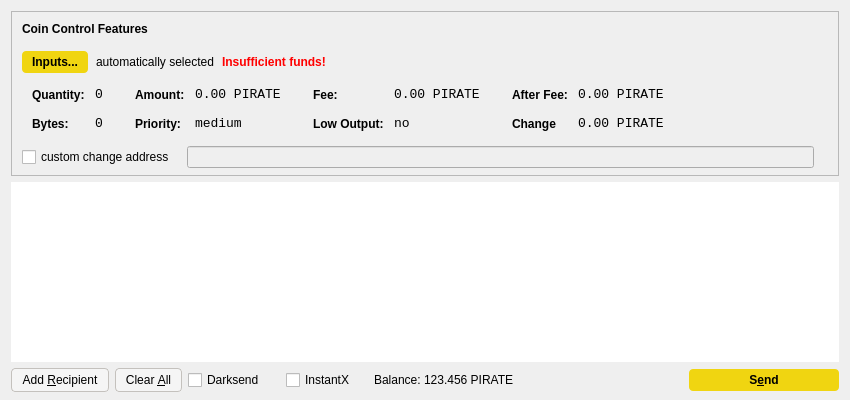
Above: src/qt/forms/sendcoinsdialog.ui from piratecash/piratecash before the change. Below: the same form after it.
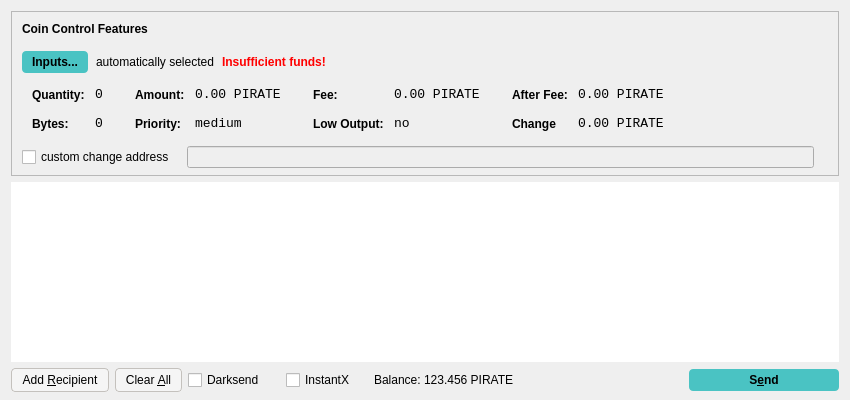
That is the form after the change.

The edit to the form file:
```diff
--- a/src/qt/forms/sendcoinsdialog.ui
+++ b/src/qt/forms/sendcoinsdialog.ui
@@ -104,10 +104,10 @@
           <item>
            <widget class="QPushButton" name="pushButtonCoinControl">
             <property name="styleSheet">
-             <string notr="true">background-color: rgb(240, 213, 17);
+             <string notr="true">background-color: rgb(74, 195, 195);
 color: rgb(0, 0, 0);
 border-radius: 4px;
-border-color:  rgb(240, 213, 17);
+border-color:  rgb(74, 195, 195);
 font-weight: 600;
 padding: 4px;
 padding-left: 10px;
@@ -840,10 +840,10 @@
         <string>Confirm the send action</string>
        </property>
        <property name="styleSheet">
-        <string notr="true">background-color: rgb(240, 213, 17);
+        <string notr="true">background-color: rgb(74, 195, 195);
 color: rgb(0,0,0);
 border-radius: 4px;
-border-color:  rgb(240, 213, 17);
+border-color:  rgb(74, 195, 195);
 font-weight: 600;
 padding: 4px;
 padding-left: 10px;
```
